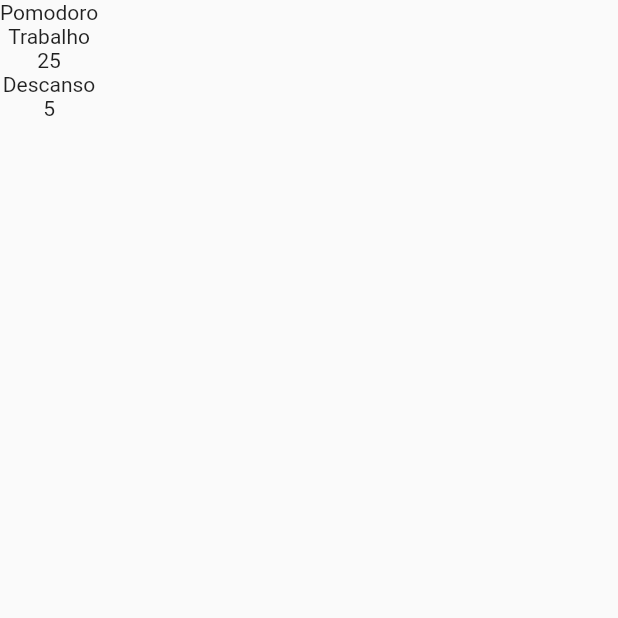
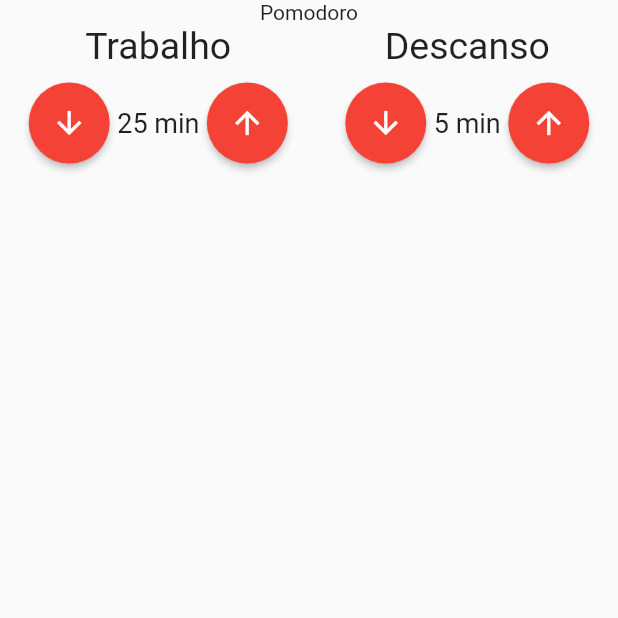
Before and after one commit to lucas-salles/pomodoro_flutter, a Flutter app: the screen it shows after launch, on a phone screen of 412 x 824 dp, the top half of it. Run offline on Flutter 3.47's test engine with Material 2 defaults, Android fonts, the light colour scheme and no system bars.

Commit message:
Componente EntradaTempo #01

```diff
--- a/lib/components/entrada_tempo.dart
+++ b/lib/components/entrada_tempo.dart
@@ -10,9 +10,50 @@ class EntradaTempo extends StatelessWidget {
   @override
   Widget build(BuildContext context) {
     return Column(
+      crossAxisAlignment: CrossAxisAlignment.center,
       children: [
-        Text(titulo),
-        Text(valor.toString()),
+        Text(
+          titulo,
+          style: const TextStyle(
+            fontSize: 25,
+          ),
+        ),
+        const SizedBox(height: 10),
+        Row(
+          mainAxisAlignment: MainAxisAlignment.center,
+          children: [
+            ElevatedButton(
+              onPressed: () {},
+              child: const Icon(
+                Icons.arrow_downward,
+                color: Colors.white,
+              ),
+              style: ElevatedButton.styleFrom(
+                shape: const CircleBorder(),
+                padding: const EdgeInsets.all(15),
+                primary: Colors.red,
+              ),
+            ),
+            Text(
+              '$valor min',
+              style: const TextStyle(
+                fontSize: 18,
+              ),
+            ),
+            ElevatedButton(
+              onPressed: () {},
+              child: const Icon(
+                Icons.arrow_upward,
+                color: Colors.white,
+              ),
+              style: ElevatedButton.styleFrom(
+                shape: const CircleBorder(),
+                padding: const EdgeInsets.all(15),
+                primary: Colors.red,
+              ),
+            ),
+          ],
+        ),
       ],
     );
   }
--- a/lib/pages/pomodoro.dart
+++ b/lib/pages/pomodoro.dart
@@ -8,8 +8,11 @@ class Pomodoro extends StatelessWidget {
   Widget build(BuildContext context) {
     return Scaffold(
       body: Column(
+        children: [
+          const Text('Pomodoro'),
+          Row(
+            mainAxisAlignment: MainAxisAlignment.spaceAround,
             children: const [
-          Text('Pomodoro'),
               EntradaTempo(
                 titulo: 'Trabalho',
                 valor: 25,
@@ -20,6 +23,8 @@ class Pomodoro extends StatelessWidget {
               ),
             ],
           ),
+        ],
+      ),
     );
   }
 }
```
Lines whose indentation alone changed are shown as unchanged.
